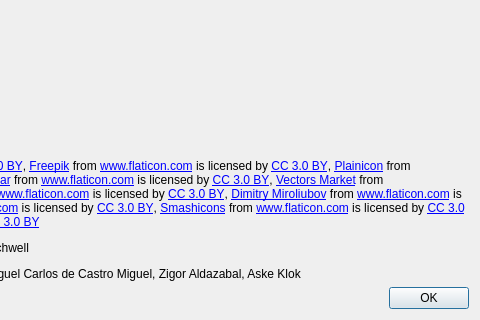
roboticafacil/facilino, file src/aboutdialog.ui: the form before one commit; both pictures show x 318 to 798 and y 277 to 597 of the 798 by 597 pixel window.
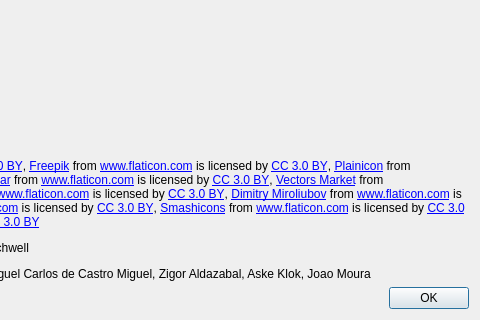
The form after the commit. Icons and pictures are not drawn.

```diff
--- a/src/aboutdialog.ui
+++ b/src/aboutdialog.ui
@@ -39,7 +39,7 @@
    <item>
     <widget class="QLabel" name="label_4">
      <property name="text">
-      <string>&lt;html&gt;&lt;head/&gt;&lt;body&gt;&lt;p&gt;Facilino 1.2.2 (all rights reserved). Visit our store &lt;a href=&quot;https://roboticafacil.es&quot;&gt;&lt;span style=&quot; text-decoration: underline; color:#0000ff;&quot;&gt;roboticafacil.es&lt;/span&gt;&lt;/a&gt;.&lt;/p&gt;&lt;p&gt;Developer: Leopoldo Armesto Ángel&lt;/p&gt;&lt;p&gt;It uses the following open source projects:&lt;/p&gt;&lt;ul style=&quot;margin-top: 0px; margin-bottom: 0px; margin-left: 0px; margin-right: 0px; -qt-list-indent: 1;&quot;&gt;&lt;li style=&quot; margin-top:12px; margin-bottom:0px; margin-left:0px; margin-right:0px; -qt-block-indent:0; text-indent:0px;&quot;&gt;&lt;a href=&quot;http://www.qt.io/&quot;&gt;&lt;span style=&quot; text-decoration: underline; color:#0000ff;&quot;&gt;Qt 5&lt;/span&gt;&lt;/a&gt;, The Qt Company (LGPL license 2.1).&lt;/li&gt;&lt;li style=&quot; margin-top:12px; margin-bottom:0px; margin-left:0px; margin-right:0px; -qt-block-indent:0; text-indent:0px;&quot;&gt;&lt;a href=&quot;https://developers.google.com/blockly/&quot;&gt;&lt;span style=&quot; text-decoration: underline; color:#0000ff;&quot;&gt;Google Blockly&lt;/span&gt;&lt;/a&gt; (MIT license).&lt;/li&gt;&lt;li style=&quot; margin-top:12px; margin-bottom:0px; margin-left:0px; margin-right:0px; -qt-block-indent:0; text-indent:0px;&quot;&gt;&lt;a href=&quot;https://github.com/bq/roboblocks&quot;&gt;&lt;span style=&quot; text-decoration: underline; color:#0000ff;&quot;&gt;Roboblocks&lt;/span&gt;&lt;/a&gt;, bq (LGPL license).&lt;/li&gt;&lt;li style=&quot; margin-top:12px; margin-bottom:0px; margin-left:0px; margin-right:0px; -qt-block-indent:0; text-indent:0px;&quot;&gt;&lt;a href=&quot;http://visualino.net&quot;&gt;&lt;span style=&quot; text-decoration: underline; color:#0000ff;&quot;&gt;Visualino&lt;/span&gt;&lt;/a&gt;, Victor Ruíz (MIT license).&lt;/li&gt;&lt;/ul&gt;&lt;p&gt;Icons made by:&lt;/p&gt;&lt;p&gt;&lt;a href=&quot; http://www.flaticon.com/authors/madebyoliver&quot;&gt;&lt;span style=&quot; text-decoration: underline; color:#0000ff;&quot;&gt;Madebyoliver&lt;/span&gt;&lt;/a&gt; from &lt;a href=&quot; http://www.flaticon.com&quot;&gt;&lt;span style=&quot; text-decoration: underline; color:#0000ff;&quot;&gt;www.flaticon.com&lt;/span&gt;&lt;/a&gt; is licensed by &lt;a href=&quot;http://creativecommons.org/licenses/by/3.0/&quot;&gt;&lt;span style=&quot; text-decoration: underline; color:#0000ff;&quot;&gt;CC 3.0 BY&lt;/span&gt;&lt;/a&gt;, &lt;a href=&quot;http://www.freepik.com&quot;&gt;&lt;span style=&quot; text-decoration: underline; color:#0000ff;&quot;&gt;Freepik&lt;/span&gt;&lt;/a&gt; from &lt;a href=&quot; http://www.flaticon.com&quot;&gt;&lt;span style=&quot; text-decoration: underline; color:#0000ff;&quot;&gt;www.flaticon.com&lt;/span&gt;&lt;/a&gt; is licensed by &lt;a href=&quot;http://creativecommons.org/licenses/by/3.0/&quot;&gt;&lt;span style=&quot; text-decoration: underline; color:#0000ff;&quot;&gt;CC 3.0 BY&lt;/span&gt;&lt;/a&gt;, &lt;a href=&quot;http://www.flaticon.com/authors/plainicon&quot;&gt;&lt;span style=&quot; text-decoration: underline; color:#0000ff;&quot;&gt;Plainicon&lt;/span&gt;&lt;/a&gt; from &lt;a href=&quot; http://www.flaticon.com&quot;&gt;&lt;span style=&quot; text-decoration: underline; color:#0000ff;&quot;&gt;www.flaticon.com&lt;/span&gt;&lt;/a&gt; is licensed by &lt;a href=&quot;http://creativecommons.org/licenses/by/3.0/&quot;&gt;&lt;span style=&quot; text-decoration: underline; color:#0000ff;&quot;&gt;CC 3.0 BY&lt;/span&gt;&lt;/a&gt;, &lt;a href=&quot;http://www.flaticon.com/authors/gregor-cresnar&quot;&gt;&lt;span style=&quot; text-decoration: underline; color:#0000ff;&quot;&gt;Gregor Cresnar&lt;/span&gt;&lt;/a&gt; from &lt;a href=&quot; http://www.flaticon.com&quot;&gt;&lt;span style=&quot; text-decoration: underline; color:#0000ff;&quot;&gt;www.flaticon.com&lt;/span&gt;&lt;/a&gt; is licensed by &lt;a href=&quot;http://creativecommons.org/licenses/by/3.0/&quot;&gt;&lt;span style=&quot; text-decoration: underline; color:#0000ff;&quot;&gt;CC 3.0 BY&lt;/span&gt;&lt;/a&gt;, &lt;a href=&quot;http://www.flaticon.com/authors/vectors-market&quot;&gt;&lt;span style=&quot; text-decoration: underline; color:#0000ff;&quot;&gt;Vectors Market&lt;/span&gt;&lt;/a&gt; from &lt;a href=&quot; http://www.flaticon.com&quot;&gt;&lt;span style=&quot; text-decoration: underline; color:#0000ff;&quot;&gt;www.flaticon.com&lt;/span&gt;&lt;/a&gt; is licensed by &lt;a href=&quot;http://creativecommons.org/licenses/by/3.0/&quot;&gt;&lt;span style=&quot; text-decoration: underline; color:#0000ff;&quot;&gt;CC 3.0 BY&lt;/span&gt;&lt;/a&gt;, &lt;a href=&quot; http://www.flaticon.com/authors/google&quot;&gt;&lt;span style=&quot; text-decoration: underline; color:#0000ff;&quot;&gt;Google&lt;/span&gt;&lt;/a&gt; from &lt;a href=&quot; http://www.flaticon.com&quot;&gt;&lt;span style=&quot; text-decoration: underline; color:#0000ff;&quot;&gt;www.flaticon.com&lt;/span&gt;&lt;/a&gt; is licensed by &lt;a href=&quot;http://creativecommons.org/licenses/by/3.0/&quot;&gt;&lt;span style=&quot; text-decoration: underline; color:#0000ff;&quot;&gt;CC 3.0 BY&lt;/span&gt;&lt;/a&gt;, &lt;a href=&quot;http://www.flaticon.com/authors/dimitry-miroliubov&quot;&gt;&lt;span style=&quot; text-decoration: underline; color:#0000ff;&quot;&gt;Dimitry Miroliubov&lt;/span&gt;&lt;/a&gt; from &lt;a href=&quot;http://www.flaticon.com&quot;&gt;&lt;span style=&quot; text-decoration: underline; color:#0000ff;&quot;&gt;www.flaticon.com&lt;/span&gt;&lt;/a&gt; is licensed by &lt;a href=&quot;http://creativecommons.org/licenses/by/3.0/&quot;&gt;&lt;span style=&quot; text-decoration: underline; color:#0000ff;&quot;&gt;CC 3.0 BY&lt;/span&gt;&lt;/a&gt;, &lt;a href=&quot; https://www.flaticon.com/authors/eleonor-wang&quot;&gt;&lt;span style=&quot; text-decoration: underline; color:#0000ff;&quot;&gt;Eleonor Wang&lt;/span&gt;&lt;/a&gt; from &lt;a href=&quot;http://www.flaticon.com&quot;&gt;&lt;span style=&quot; text-decoration: underline; color:#0000ff;&quot;&gt;www.flaticon.com&lt;/span&gt;&lt;/a&gt; is licensed by &lt;a href=&quot;http://creativecommons.org/licenses/by/3.0/&quot;&gt;&lt;span style=&quot; text-decoration: underline; color:#0000ff;&quot;&gt;CC 3.0 BY&lt;/span&gt;&lt;/a&gt;, &lt;a href=&quot;https://www.flaticon.com/authors/smashicons&quot;&gt;&lt;span style=&quot; text-decoration: underline; color:#0000ff;&quot;&gt;Smashicons&lt;/span&gt;&lt;/a&gt; from &lt;a href=&quot;http://www.flaticon.com&quot;&gt;&lt;span style=&quot; text-decoration: underline; color:#0000ff;&quot;&gt;www.flaticon.com&lt;/span&gt;&lt;/a&gt; is licensed by &lt;a href=&quot;http://creativecommons.org/licenses/by/3.0/&quot;&gt;&lt;span style=&quot; text-decoration: underline; color:#0000ff;&quot;&gt;CC 3.0 BY&lt;/span&gt;&lt;/a&gt;, &lt;a href=&quot;https://www.flaticon.com/authors/those-icons&quot;&gt;&lt;span style=&quot; text-decoration: underline; color:#0000ff;&quot;&gt;Those Icons&lt;/span&gt;&lt;/a&gt; from &lt;a href=&quot;http://www.flaticon.com&quot;&gt;&lt;span style=&quot; text-decoration: underline; color:#0000ff;&quot;&gt;www.flaticon.com&lt;/span&gt;&lt;/a&gt; is licensed by &lt;a href=&quot;http://creativecommons.org/licenses/by/3.0/&quot;&gt;&lt;span style=&quot; text-decoration: underline; color:#0000ff;&quot;&gt;CC 3.0 BY&lt;/span&gt;&lt;/a&gt;&lt;/p&gt;&lt;p&gt;Collaborators: Florentino Fernández Cueto, Lukas Bachschwell&lt;/p&gt;&lt;p&gt;Translations: Tonny Scheuring, Emanuela Del Dottore, Miguel Carlos de Castro Miguel, Zigor Aldazabal, Aske Klok&lt;/p&gt;&lt;/body&gt;&lt;/html&gt;</string>
+      <string>&lt;html&gt;&lt;head/&gt;&lt;body&gt;&lt;p&gt;Facilino 1.2.2 (all rights reserved). Visit our store &lt;a href=&quot;https://roboticafacil.es&quot;&gt;&lt;span style=&quot; text-decoration: underline; color:#0000ff;&quot;&gt;roboticafacil.es&lt;/span&gt;&lt;/a&gt;.&lt;/p&gt;&lt;p&gt;Developer: Leopoldo Armesto Ángel&lt;/p&gt;&lt;p&gt;It uses the following open source projects:&lt;/p&gt;&lt;ul style=&quot;margin-top: 0px; margin-bottom: 0px; margin-left: 0px; margin-right: 0px; -qt-list-indent: 1;&quot;&gt;&lt;li style=&quot; margin-top:12px; margin-bottom:0px; margin-left:0px; margin-right:0px; -qt-block-indent:0; text-indent:0px;&quot;&gt;&lt;a href=&quot;http://www.qt.io/&quot;&gt;&lt;span style=&quot; text-decoration: underline; color:#0000ff;&quot;&gt;Qt 5&lt;/span&gt;&lt;/a&gt;, The Qt Company (LGPL license 2.1).&lt;/li&gt;&lt;li style=&quot; margin-top:12px; margin-bottom:0px; margin-left:0px; margin-right:0px; -qt-block-indent:0; text-indent:0px;&quot;&gt;&lt;a href=&quot;https://developers.google.com/blockly/&quot;&gt;&lt;span style=&quot; text-decoration: underline; color:#0000ff;&quot;&gt;Google Blockly&lt;/span&gt;&lt;/a&gt; (MIT license).&lt;/li&gt;&lt;li style=&quot; margin-top:12px; margin-bottom:0px; margin-left:0px; margin-right:0px; -qt-block-indent:0; text-indent:0px;&quot;&gt;&lt;a href=&quot;https://github.com/bq/roboblocks&quot;&gt;&lt;span style=&quot; text-decoration: underline; color:#0000ff;&quot;&gt;Roboblocks&lt;/span&gt;&lt;/a&gt;, bq (LGPL license).&lt;/li&gt;&lt;li style=&quot; margin-top:12px; margin-bottom:0px; margin-left:0px; margin-right:0px; -qt-block-indent:0; text-indent:0px;&quot;&gt;&lt;a href=&quot;http://visualino.net&quot;&gt;&lt;span style=&quot; text-decoration: underline; color:#0000ff;&quot;&gt;Visualino&lt;/span&gt;&lt;/a&gt;, Victor Ruíz (MIT license).&lt;/li&gt;&lt;/ul&gt;&lt;p&gt;Icons made by:&lt;/p&gt;&lt;p&gt;&lt;a href=&quot; http://www.flaticon.com/authors/madebyoliver&quot;&gt;&lt;span style=&quot; text-decoration: underline; color:#0000ff;&quot;&gt;Madebyoliver&lt;/span&gt;&lt;/a&gt; from &lt;a href=&quot; http://www.flaticon.com&quot;&gt;&lt;span style=&quot; text-decoration: underline; color:#0000ff;&quot;&gt;www.flaticon.com&lt;/span&gt;&lt;/a&gt; is licensed by &lt;a href=&quot;http://creativecommons.org/licenses/by/3.0/&quot;&gt;&lt;span style=&quot; text-decoration: underline; color:#0000ff;&quot;&gt;CC 3.0 BY&lt;/span&gt;&lt;/a&gt;, &lt;a href=&quot;http://www.freepik.com&quot;&gt;&lt;span style=&quot; text-decoration: underline; color:#0000ff;&quot;&gt;Freepik&lt;/span&gt;&lt;/a&gt; from &lt;a href=&quot; http://www.flaticon.com&quot;&gt;&lt;span style=&quot; text-decoration: underline; color:#0000ff;&quot;&gt;www.flaticon.com&lt;/span&gt;&lt;/a&gt; is licensed by &lt;a href=&quot;http://creativecommons.org/licenses/by/3.0/&quot;&gt;&lt;span style=&quot; text-decoration: underline; color:#0000ff;&quot;&gt;CC 3.0 BY&lt;/span&gt;&lt;/a&gt;, &lt;a href=&quot;http://www.flaticon.com/authors/plainicon&quot;&gt;&lt;span style=&quot; text-decoration: underline; color:#0000ff;&quot;&gt;Plainicon&lt;/span&gt;&lt;/a&gt; from &lt;a href=&quot; http://www.flaticon.com&quot;&gt;&lt;span style=&quot; text-decoration: underline; color:#0000ff;&quot;&gt;www.flaticon.com&lt;/span&gt;&lt;/a&gt; is licensed by &lt;a href=&quot;http://creativecommons.org/licenses/by/3.0/&quot;&gt;&lt;span style=&quot; text-decoration: underline; color:#0000ff;&quot;&gt;CC 3.0 BY&lt;/span&gt;&lt;/a&gt;, &lt;a href=&quot;http://www.flaticon.com/authors/gregor-cresnar&quot;&gt;&lt;span style=&quot; text-decoration: underline; color:#0000ff;&quot;&gt;Gregor Cresnar&lt;/span&gt;&lt;/a&gt; from &lt;a href=&quot; http://www.flaticon.com&quot;&gt;&lt;span style=&quot; text-decoration: underline; color:#0000ff;&quot;&gt;www.flaticon.com&lt;/span&gt;&lt;/a&gt; is licensed by &lt;a href=&quot;http://creativecommons.org/licenses/by/3.0/&quot;&gt;&lt;span style=&quot; text-decoration: underline; color:#0000ff;&quot;&gt;CC 3.0 BY&lt;/span&gt;&lt;/a&gt;, &lt;a href=&quot;http://www.flaticon.com/authors/vectors-market&quot;&gt;&lt;span style=&quot; text-decoration: underline; color:#0000ff;&quot;&gt;Vectors Market&lt;/span&gt;&lt;/a&gt; from &lt;a href=&quot; http://www.flaticon.com&quot;&gt;&lt;span style=&quot; text-decoration: underline; color:#0000ff;&quot;&gt;www.flaticon.com&lt;/span&gt;&lt;/a&gt; is licensed by &lt;a href=&quot;http://creativecommons.org/licenses/by/3.0/&quot;&gt;&lt;span style=&quot; text-decoration: underline; color:#0000ff;&quot;&gt;CC 3.0 BY&lt;/span&gt;&lt;/a&gt;, &lt;a href=&quot; http://www.flaticon.com/authors/google&quot;&gt;&lt;span style=&quot; text-decoration: underline; color:#0000ff;&quot;&gt;Google&lt;/span&gt;&lt;/a&gt; from &lt;a href=&quot; http://www.flaticon.com&quot;&gt;&lt;span style=&quot; text-decoration: underline; color:#0000ff;&quot;&gt;www.flaticon.com&lt;/span&gt;&lt;/a&gt; is licensed by &lt;a href=&quot;http://creativecommons.org/licenses/by/3.0/&quot;&gt;&lt;span style=&quot; text-decoration: underline; color:#0000ff;&quot;&gt;CC 3.0 BY&lt;/span&gt;&lt;/a&gt;, &lt;a href=&quot;http://www.flaticon.com/authors/dimitry-miroliubov&quot;&gt;&lt;span style=&quot; text-decoration: underline; color:#0000ff;&quot;&gt;Dimitry Miroliubov&lt;/span&gt;&lt;/a&gt; from &lt;a href=&quot;http://www.flaticon.com&quot;&gt;&lt;span style=&quot; text-decoration: underline; color:#0000ff;&quot;&gt;www.flaticon.com&lt;/span&gt;&lt;/a&gt; is licensed by &lt;a href=&quot;http://creativecommons.org/licenses/by/3.0/&quot;&gt;&lt;span style=&quot; text-decoration: underline; color:#0000ff;&quot;&gt;CC 3.0 BY&lt;/span&gt;&lt;/a&gt;, &lt;a href=&quot; https://www.flaticon.com/authors/eleonor-wang&quot;&gt;&lt;span style=&quot; text-decoration: underline; color:#0000ff;&quot;&gt;Eleonor Wang&lt;/span&gt;&lt;/a&gt; from &lt;a href=&quot;http://www.flaticon.com&quot;&gt;&lt;span style=&quot; text-decoration: underline; color:#0000ff;&quot;&gt;www.flaticon.com&lt;/span&gt;&lt;/a&gt; is licensed by &lt;a href=&quot;http://creativecommons.org/licenses/by/3.0/&quot;&gt;&lt;span style=&quot; text-decoration: underline; color:#0000ff;&quot;&gt;CC 3.0 BY&lt;/span&gt;&lt;/a&gt;, &lt;a href=&quot;https://www.flaticon.com/authors/smashicons&quot;&gt;&lt;span style=&quot; text-decoration: underline; color:#0000ff;&quot;&gt;Smashicons&lt;/span&gt;&lt;/a&gt; from &lt;a href=&quot;http://www.flaticon.com&quot;&gt;&lt;span style=&quot; text-decoration: underline; color:#0000ff;&quot;&gt;www.flaticon.com&lt;/span&gt;&lt;/a&gt; is licensed by &lt;a href=&quot;http://creativecommons.org/licenses/by/3.0/&quot;&gt;&lt;span style=&quot; text-decoration: underline; color:#0000ff;&quot;&gt;CC 3.0 BY&lt;/span&gt;&lt;/a&gt;, &lt;a href=&quot;https://www.flaticon.com/authors/those-icons&quot;&gt;&lt;span style=&quot; text-decoration: underline; color:#0000ff;&quot;&gt;Those Icons&lt;/span&gt;&lt;/a&gt; from &lt;a href=&quot;http://www.flaticon.com&quot;&gt;&lt;span style=&quot; text-decoration: underline; color:#0000ff;&quot;&gt;www.flaticon.com&lt;/span&gt;&lt;/a&gt; is licensed by &lt;a href=&quot;http://creativecommons.org/licenses/by/3.0/&quot;&gt;&lt;span style=&quot; text-decoration: underline; color:#0000ff;&quot;&gt;CC 3.0 BY&lt;/span&gt;&lt;/a&gt;&lt;/p&gt;&lt;p&gt;Collaborators: Florentino Fernández Cueto, Lukas Bachschwell&lt;/p&gt;&lt;p&gt;Translations: Tonny Scheuring, Emanuela Del Dottore, Miguel Carlos de Castro Miguel, Zigor Aldazabal, Aske Klok, Joao Moura&lt;/p&gt;&lt;/body&gt;&lt;/html&gt;</string>
      </property>
      <property name="wordWrap">
       <bool>true</bool>
```
